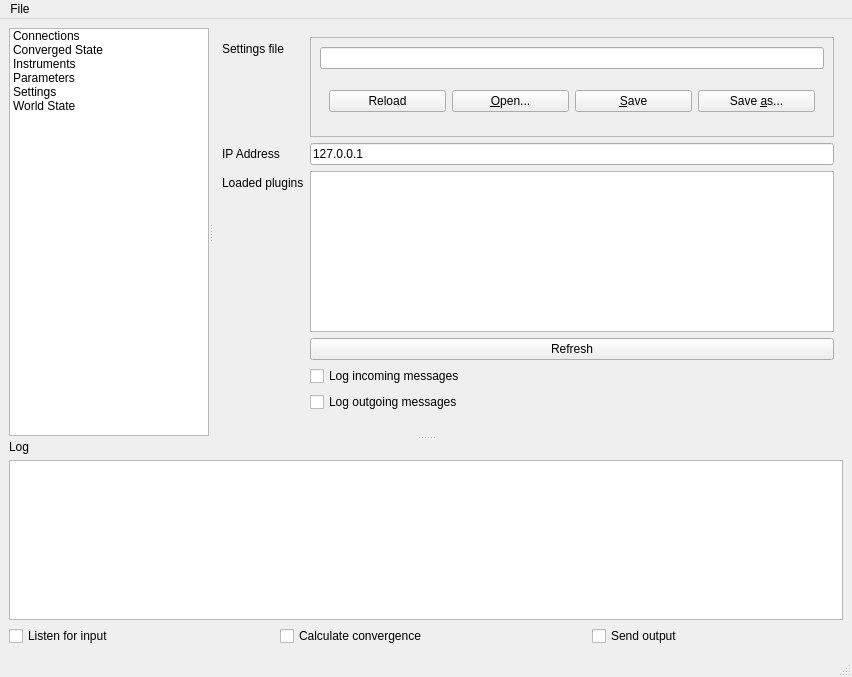
Before: the Qt Designer form Stabilizer/UX/MainWindow.ui in timmb/Ensemble, drawn with Qt 5.
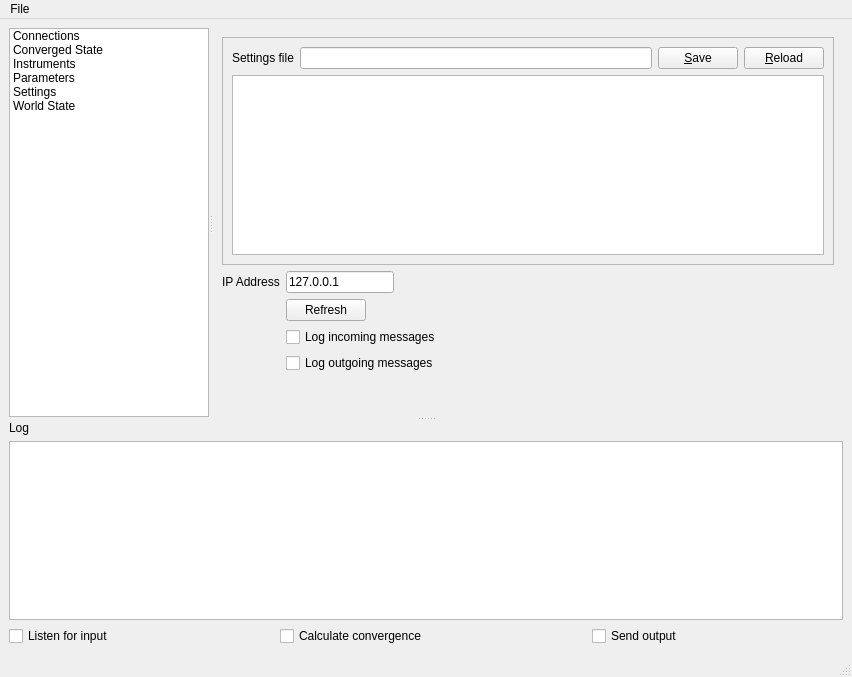
After: the same form once the commit is applied. The open tabs and pages were chosen to show the change.

Commit message: All settings are now saved and loaded from file. Also editable in gui as raw data.

The edit to the form file:
```diff
--- a/Stabilizer/UX/MainWindow.ui
+++ b/Stabilizer/UX/MainWindow.ui
@@ -192,102 +192,9 @@
         </widget>
         <widget class="QWidget" name="settingsPage">
          <layout class="QFormLayout" name="formLayout">
-          <item row="0" column="0">
-           <widget class="QLabel" name="settingsFileLabel">
-            <property name="text">
-             <string>Settings file</string>
-            </property>
-            <property name="buddy">
-             <cstring>settingsFile</cstring>
-            </property>
-           </widget>
-          </item>
-          <item row="0" column="1">
-           <widget class="QFrame" name="frame">
-            <property name="sizePolicy">
-             <sizepolicy hsizetype="MinimumExpanding" vsizetype="Minimum">
-              <horstretch>0</horstretch>
-              <verstretch>0</verstretch>
-             </sizepolicy>
-            </property>
-            <property name="minimumSize">
-             <size>
-              <width>20</width>
-              <height>100</height>
-             </size>
-            </property>
-            <property name="frameShape">
-             <enum>QFrame::StyledPanel</enum>
-            </property>
-            <property name="frameShadow">
-             <enum>QFrame::Raised</enum>
-            </property>
-            <layout class="QVBoxLayout" name="verticalLayout_5">
-             <item>
-              <widget class="QLineEdit" name="settingsFile">
-               <property name="sizePolicy">
-                <sizepolicy hsizetype="Expanding" vsizetype="Fixed">
-                 <horstretch>0</horstretch>
-                 <verstretch>0</verstretch>
-                </sizepolicy>
-               </property>
-               <property name="minimumSize">
-                <size>
-                 <width>0</width>
-                 <height>22</height>
-                </size>
-               </property>
-              </widget>
-             </item>
-             <item>
-              <widget class="QWidget" name="settingsFileButtonsContainerWidget" native="true">
-               <property name="sizePolicy">
-                <sizepolicy hsizetype="Preferred" vsizetype="Minimum">
-                 <horstretch>0</horstretch>
-                 <verstretch>0</verstretch>
-                </sizepolicy>
-               </property>
-               <property name="minimumSize">
-                <size>
-                 <width>0</width>
-                 <height>50</height>
-                </size>
-               </property>
-               <layout class="QHBoxLayout" name="horizontalLayout_2">
-                <item>
-                 <widget class="QPushButton" name="reloadSettingsButton">
-                  <property name="text">
-                   <string>Reload</string>
-                  </property>
-                 </widget>
-                </item>
-                <item>
-                 <widget class="QPushButton" name="openSettingsButton">
-                  <property name="text">
-                   <string>&amp;Open...</string>
-                  </property>
-                 </widget>
-                </item>
-                <item>
-                 <widget class="QPushButton" name="saveSettingsButton">
-                  <property name="text">
-                   <string>&amp;Save</string>
-                  </property>
-                 </widget>
-                </item>
-                <item>
-                 <widget class="QPushButton" name="saveSettingsAsButton">
-                  <property name="text">
-                   <string>Save &amp;as...</string>
-                  </property>
-                 </widget>
-                </item>
-               </layout>
-              </widget>
-             </item>
-            </layout>
-           </widget>
-          </item>
+          <property name="fieldGrowthPolicy">
+           <enum>QFormLayout::FieldsStayAtSizeHint</enum>
+          </property>
           <item row="1" column="0">
            <widget class="QLabel" name="ipAddressLabel">
             <property name="text">
@@ -308,41 +215,21 @@
             </property>
            </widget>
           </item>
-          <item row="2" column="0">
-           <widget class="QLabel" name="pluginsLabel">
-            <property name="text">
-             <string>Loaded plugins</string>
-            </property>
-            <property name="buddy">
-             <cstring>plugins</cstring>
-            </property>
-           </widget>
-          </item>
           <item row="2" column="1">
-           <widget class="QListView" name="plugins">
-            <property name="alternatingRowColors">
-             <bool>false</bool>
-            </property>
-            <property name="resizeMode">
-             <enum>QListView::Adjust</enum>
-            </property>
-           </widget>
-          </item>
-          <item row="3" column="1">
            <widget class="QPushButton" name="pushButton">
             <property name="text">
              <string>Refresh</string>
             </property>
            </widget>
           </item>
-          <item row="4" column="1">
+          <item row="3" column="1">
            <widget class="QCheckBox" name="logIncomingMessagesCheckbox">
             <property name="text">
              <string>Log incoming messages</string>
             </property>
            </widget>
           </item>
-          <item row="5" column="1">
+          <item row="4" column="1">
            <widget class="QCheckBox" name="logOutgoingMessagesCheckbox">
             <property name="text">
              <string>Log outgoing messages</string>
@@ -362,6 +249,101 @@
             </property>
            </spacer>
           </item>
+          <item row="0" column="0" colspan="2">
+           <widget class="QFrame" name="frame">
+            <property name="sizePolicy">
+             <sizepolicy hsizetype="MinimumExpanding" vsizetype="Minimum">
+              <horstretch>0</horstretch>
+              <verstretch>0</verstretch>
+             </sizepolicy>
+            </property>
+            <property name="minimumSize">
+             <size>
+              <width>20</width>
+              <height>100</height>
+             </size>
+            </property>
+            <property name="frameShape">
+             <enum>QFrame::StyledPanel</enum>
+            </property>
+            <property name="frameShadow">
+             <enum>QFrame::Raised</enum>
+            </property>
+            <layout class="QFormLayout" name="formLayout_2">
+             <item row="0" column="0">
+              <widget class="QLabel" name="settingsFileLabel">
+               <property name="text">
+                <string>Settings file</string>
+               </property>
+              </widget>
+             </item>
+             <item row="2" column="0" colspan="2">
+              <widget class="QPlainTextEdit" name="settingsText">
+               <property name="font">
+                <font>
+                 <family>Lucida Console</family>
+                 <pointsize>11</pointsize>
+                </font>
+               </property>
+              </widget>
+             </item>
+             <item row="0" column="1">
+              <widget class="QWidget" name="settingsFileContainer" native="true">
+               <property name="sizePolicy">
+                <sizepolicy hsizetype="Expanding" vsizetype="Preferred">
+                 <horstretch>0</horstretch>
+                 <verstretch>0</verstretch>
+                </sizepolicy>
+               </property>
+               <property name="minimumSize">
+                <size>
+                 <width>50</width>
+                 <height>0</height>
+                </size>
+               </property>
+               <layout class="QHBoxLayout" name="horizontalLayout">
+                <property name="margin">
+                 <number>0</number>
+                </property>
+                <item>
+                 <widget class="QLineEdit" name="settingsFile">
+                  <property name="sizePolicy">
+                   <sizepolicy hsizetype="Expanding" vsizetype="Fixed">
+                    <horstretch>0</horstretch>
+                    <verstretch>0</verstretch>
+                   </sizepolicy>
+                  </property>
+                  <property name="minimumSize">
+                   <size>
+                    <width>0</width>
+                    <height>22</height>
+                   </size>
+                  </property>
+                  <property name="readOnly">
+                   <bool>true</bool>
+                  </property>
+                 </widget>
+                </item>
+                <item>
+                 <widget class="QPushButton" name="saveSettingsButton">
+                  <property name="text">
+                   <string>&amp;Save</string>
+                  </property>
+                 </widget>
+                </item>
+                <item>
+                 <widget class="QPushButton" name="reloadSettingsButton">
+                  <property name="text">
+                   <string>&amp;Reload</string>
+                  </property>
+                 </widget>
+                </item>
+               </layout>
+              </widget>
+             </item>
+            </layout>
+           </widget>
+          </item>
          </layout>
         </widget>
         <widget class="QWidget" name="worldStatePage">
```
Left out of the diff: 39 changed lines with no effect on the pictures. The commit also changes 5 other files.
